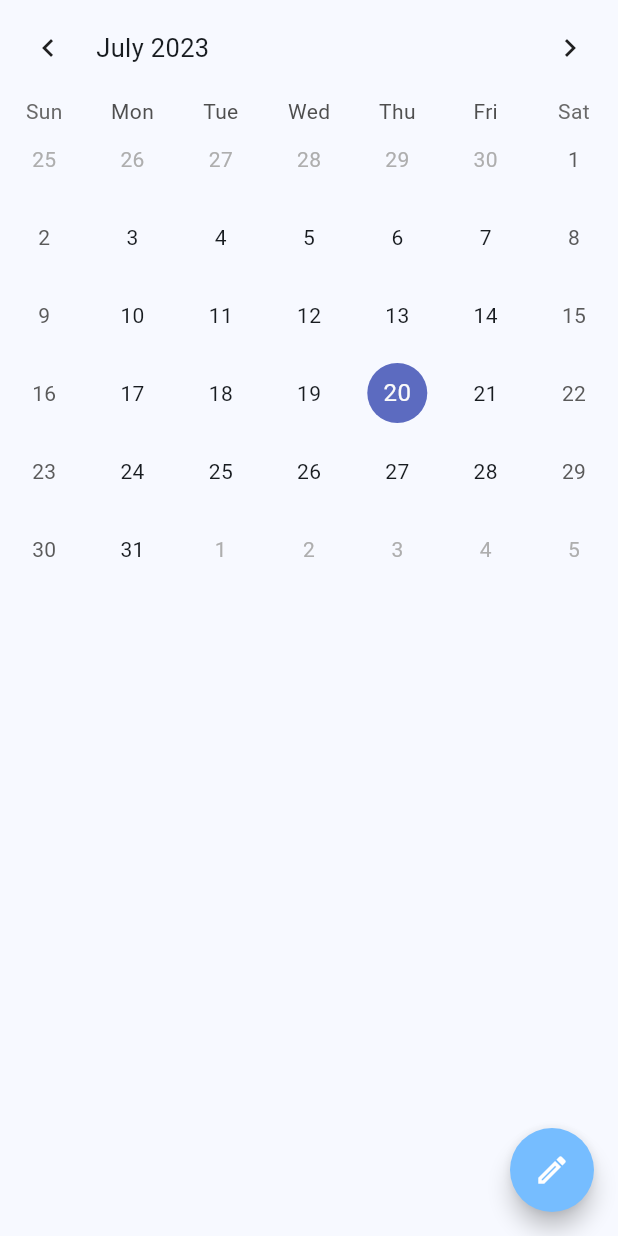
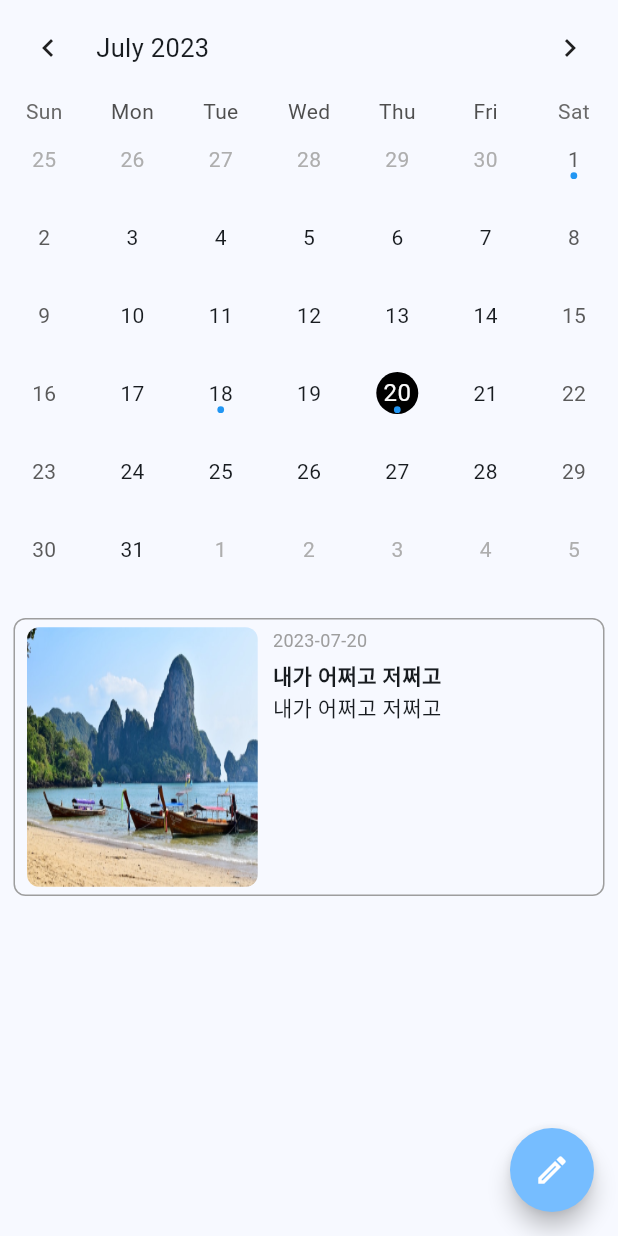
Before and after one commit to yewon0804/TTT-front, a Flutter app: the CalendarMain screen opened directly, on a phone screen of 412 x 824 dp. Run offline on Flutter 3.47's test engine with Material 2 defaults, Android fonts, the phone set to English and light mode, and no system bars; drawn by our look-alikes of table_calendar; our stand-ins replace double_back_to_close, image_picker.

Commit message:
design: 달력 - 마커 추가 및 세부사항 변경 (#38)
* design: 달력 - 마커 추가 및 세부사항 변경

```diff
--- a/lib/screens/calendar/calendarMain.dart
+++ b/lib/screens/calendar/calendarMain.dart
@@ -1,8 +1,7 @@
+import 'package:app/screens/diary/viewDiary.dart';
 import 'package:app/screens/diary/writeDiary.dart';
 import 'package:flutter/material.dart';
 import 'package:table_calendar/table_calendar.dart';
-
-import '../diary/viewDiary.dart';
 
 class CalendarMain extends StatefulWidget {
   const CalendarMain({super.key});
@@ -12,64 +11,67 @@ class CalendarMain extends StatefulWidget {
 }
 
 class _CalendarMainState extends State<CalendarMain> {
-  Map<DateTime, String> photoMap = {};
-
-  List<String> _selectedImages = [];
   bool _showTodayButton = false;
 
 
   DateTime _selectedDay = DateTime.now();
   DateTime _focusedDay = DateTime.now();
 
-  String _selectedImage = "";
+  Map<String, String> _selectedDiary = {};
 
   @override
   void initState() {
     super.initState();
-    _selectedImages = _getImagesForSelectedDate(_selectedDay);
+    _selectedDiary = _getDiaryForSelectedDate(_selectedDay);
   }
 
-
-  dynamic itemList = [
+  List<Map> itemList = [
     {
       "image" : "assets/images/mockimg1.jpg",
       "date" : "2023-07-01",
+      "title" : "내가 어쩌고 저쩌고",
       "detail" : "내가 어쩌고 저쩌고",
     },
     {
       "image" : "assets/images/mockimg2.jpg",
       "date" : "2023-07-18",
+      "title" : "내가 어쩌고 저쩌고",
       "detail" : "내가 어쩌고 저쩌고",
     },
     {
       "image" : "assets/images/mockimg3.jpg",
       "date" : "2023-07-20",
+      "title" : "내가 어쩌고 저쩌고",
       "detail" : "내가 어쩌고 저쩌고",
     },
   ];
+
+  List<String> _getEventsForDay(DateTime day) {
+    final parseDate = itemList.where((item) => item["date"] == day.toString().split(" ")[0]);
+    if (parseDate.isNotEmpty) {
+      return ["true"];
+    } else {
+      return [];
+    }
+  }
 
   String _getWeekDay(DateTime selectedDate) {
     String weekday = ['월', '화', '수', '목', '금', '토', '일'][DateTime.now().weekday - 1];
     return weekday;
   }
 
-  String _getImageForSelectedDate(DateTime selectedDate) {
+  Map<String, String> _getDiaryForSelectedDate(DateTime selectedDate) {
     final formattedDate = "${selectedDate.year}-${selectedDate.month.toString().padLeft(2, '0')}-${selectedDate.day.toString().padLeft(2, '0')}";
     final matchingItems = itemList.where((item) => item['date'] == formattedDate).toList();
     if (matchingItems.isNotEmpty) {
-      return matchingItems[0]['image'];
+      return {
+        "image" : matchingItems[0]['image'],
+        "date" : matchingItems[0]['date'],
+        "title" : matchingItems[0]['title'],
+        "detail" : matchingItems[0]['detail']
+      };
     } else {
-      return "";
-    }
-  }
-
-  List<String> _getImagesForSelectedDate(DateTime selectedDate) {
-    final formattedDate = selectedDate.toString().split(" ")[0];
-    final matchingItems = itemList.where((item) => item['date'] == formattedDate).toList();
-    if (matchingItems.isNotEmpty) {
-      return matchingItems.map<String>((item) => item['image'] as String).toList();
-    } else {
-      return [];
+      return {};
     }
   }
 
@@ -89,6 +91,7 @@ class _CalendarMainState extends State<CalendarMain> {
                   TableCalendar(
                     firstDay: DateTime.utc(2000, 1, 1),
                     lastDay: DateTime.utc(2030, 12, 31),
+                    // locale: 'ko-KR',
                     focusedDay: _focusedDay,
                     availableCalendarFormats: const {
                       CalendarFormat.month: 'Month',
@@ -96,10 +99,28 @@ class _CalendarMainState extends State<CalendarMain> {
                     selectedDayPredicate: (day) {
                       return isSameDay(_selectedDay, day);
                     },
+                    calendarStyle: CalendarStyle(
+                      cellMargin : const EdgeInsets.all(12.0),
+                      todayDecoration : const BoxDecoration(
+                        color: Colors.black38,
+                        shape: BoxShape.circle,
+                      ),
+                      selectedDecoration: BoxDecoration(
+                        color: Colors.black, // 선택된 날짜의 색상을 변경합니다.
+                        shape: BoxShape.circle, // 선택된 날짜의 형태를 사각형으로 변경합니다.
+                      ),
+                      markerSize: 4.5,
+                      markersAnchor : 0,
+                      markerDecoration: BoxDecoration(
+                          color: Colors.blue,
+                          shape: BoxShape.circle
+                      ),
+                    ),
+                    eventLoader: _getEventsForDay,
                     onDaySelected: (selectedDay, focusedDay) {
                       setState(() {
                         _selectedDay = selectedDay;
-                      _selectedImage = _getImageForSelectedDate(selectedDay);
+                        _selectedDiary = _getDiaryForSelectedDate(selectedDay);
                         if (_selectedDay.toString().split(" ")[0] == DateTime.now().toString().split(" ")[0]) {
                           _showTodayButton = false;
                         } else {
@@ -117,7 +138,7 @@ class _CalendarMainState extends State<CalendarMain> {
                           _focusedDay = focusedDay;
                         }
 
-                      _selectedImage = _getImageForSelectedDate(_selectedDay);
+                        _selectedDiary = _getDiaryForSelectedDate(_selectedDay);
                         if (_focusedDay.toString().split(" ")[0] == DateTime.now().toString().split(" ")[0]) {
                           _showTodayButton = false;
                         } else if (_showTodayButton == false) {
@@ -132,14 +153,14 @@ class _CalendarMainState extends State<CalendarMain> {
                   ),
 
                   // 선택할때 다이어리 미리 보기 뜨는 곳.
-                if (_selectedImage.isNotEmpty)
+                  if (_selectedDiary.isNotEmpty)
                     GestureDetector(
                       behavior: HitTestBehavior.translucent,
                       onTap: () {Navigator.push(context, MaterialPageRoute(builder: (context) => ViewDiary()));},
                       child: Padding(
                         padding: const EdgeInsets.fromLTRB(9, 0, 9, 0),
                         child: Container(
-                        height: idealHeight * 100,
+                          height: idealHeight * 150,
                           width: double.infinity,
                           decoration: BoxDecoration(
                               borderRadius: BorderRadius.circular(8),
@@ -158,10 +179,10 @@ class _CalendarMainState extends State<CalendarMain> {
                                 ClipRRect(
                                   borderRadius: BorderRadius.circular(8.0),
                                   child: Image.asset(
-                                  _selectedImage,
+                                    _selectedDiary["image"]!= null ? _selectedDiary["image"] as String : "",
                                     fit: BoxFit.fill,
-                                  width: idealWidth * 90,
-                                  height: idealHeight * 90,
+                                    width: idealWidth * 140,
+                                    height: idealHeight * 140,
                                   ),
                                 ),
                                 SizedBox(
@@ -175,7 +196,7 @@ class _CalendarMainState extends State<CalendarMain> {
                                       SizedBox(
                                         height: 5,
                                       ),
-                                    Text("2023-7-18",
+                                      Text(_selectedDiary["date"]!= null ? _selectedDiary["date"] as String : "",
                                         style: TextStyle(
                                             fontSize: 12,
                                             color: Colors.grey
@@ -184,20 +205,19 @@ class _CalendarMainState extends State<CalendarMain> {
                                       SizedBox(
                                         height: 5,
                                       ),
-                                    Text("오늘은 기분 좋은 하루~",
+                                      Text(_selectedDiary["title"]!= null ? _selectedDiary["title"] as String : "default",
                                         style: TextStyle(
                                             fontWeight: FontWeight.bold,
                                             fontSize: 14
                                         ),
                                       ),
-                                    Text("오늘은 어쩌구 저쩌구 해서 기분이 매우 좋은 하루이다~오늘은 어쩌구 저쩌구 해서 기분이 매우 좋은 하루이다~오늘은 어쩌구 저쩌구 해서 기분이 매우 좋은 하루이다~오늘은 어쩌구 저쩌구 해서 기분이 매우 좋은 하루이다~오늘은 어쩌구 저쩌구 해서 기분이 매우 좋은 하루이다~",
+                                      Text(_selectedDiary["detail"]!= null ? _selectedDiary["detail"] as String : "",
                                         overflow: TextOverflow.ellipsis,
                                         maxLines: 3,
                                       ),
                                     ],
                                   ),
                                 )
-
                               ],
                             ),
                           ),
@@ -222,8 +242,7 @@ class _CalendarMainState extends State<CalendarMain> {
                           _showTodayButton = false;
                           _selectedDay = DateTime.now();
                           _focusedDay = DateTime.now();
-                        _selectedImages = _getImagesForSelectedDate(DateTime.now());
-                        _selectedImage = _getImageForSelectedDate(DateTime.now());
+                          _selectedDiary = _getDiaryForSelectedDate(DateTime.now());
                         });
                       },
                       child: Row(
```
Lines whose indentation alone changed are shown as unchanged.
